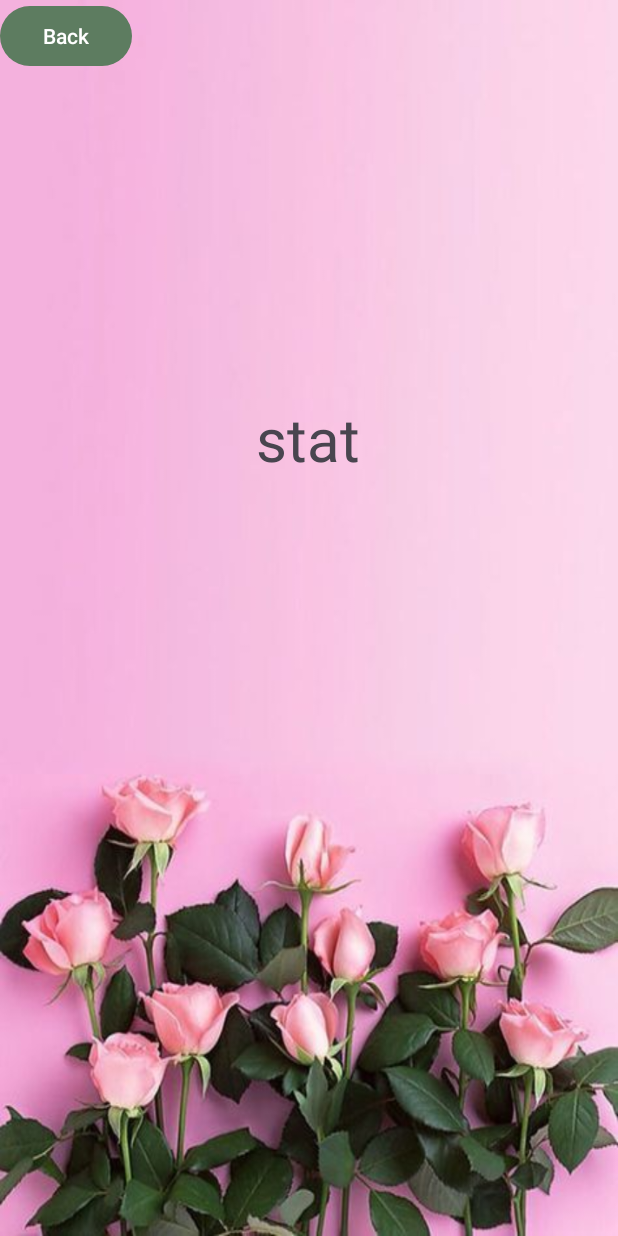
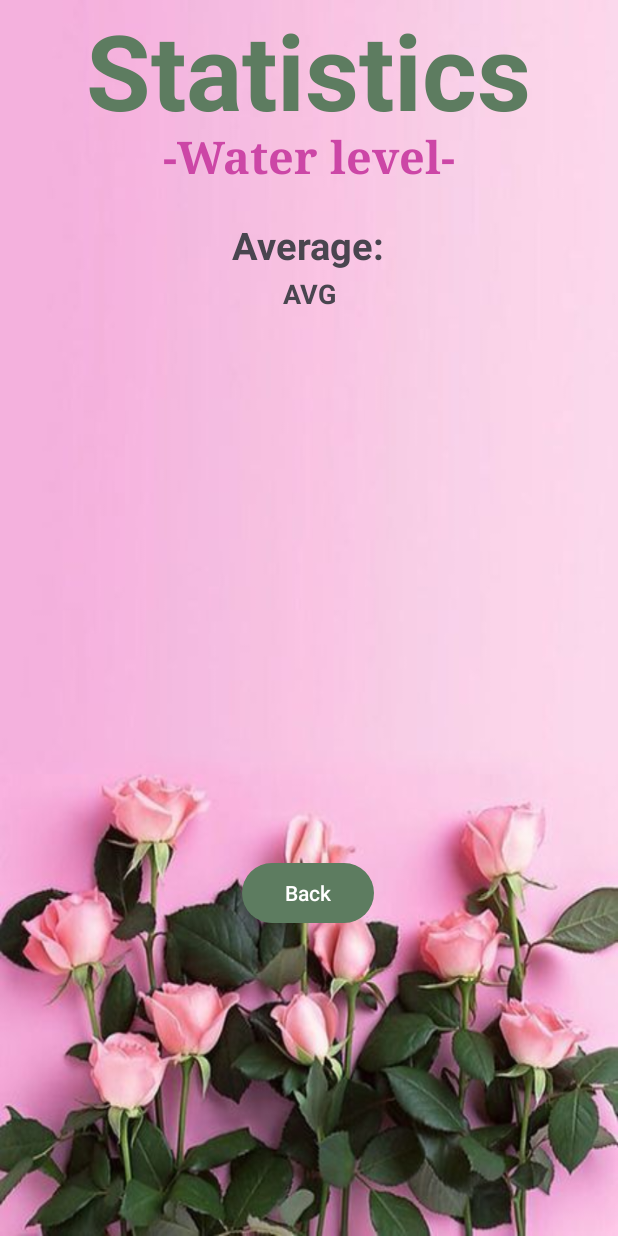
Before and after one commit to karinpapismadov/GrowMe-App, an Android app: the layout activity_statistics_water_level.xml on its own in the app's theme, with its tools: preview values and no code run, on a phone screen of 412 x 824 dp. Run offline under Robolectric (Android 15) with nearby library versions, the phone set to English and light mode, and no system bars.

Commit message:
update 12.06

```diff
--- a/app/src/main/res/layout/activity_statistics_water_level.xml
+++ b/app/src/main/res/layout/activity_statistics_water_level.xml
@@ -8,25 +8,75 @@
     tools:context=".Statistics_waterLevel_Activity">
 
     <TextView
-        android:id="@+id/waterAVG"
+        android:id="@+id/stat_headline"
         android:layout_width="wrap_content"
         android:layout_height="wrap_content"
-        android:text="stat"
-        android:textSize="40sp"
+        android:layout_centerHorizontal="true"
+        android:text="Statistics"
+        android:textColor="#5D7C60"
+        android:textSize="70sp"
+        android:textStyle="bold"
+        app:layout_constraintBottom_toBottomOf="parent"
+        app:layout_constraintEnd_toEndOf="parent"
+        app:layout_constraintHorizontal_bias="0.495"
+        app:layout_constraintStart_toStartOf="parent"
+        app:layout_constraintTop_toTopOf="parent"
+        app:layout_constraintVertical_bias="0.0" />
+
+    <TextView
+        android:id="@+id/water_headline"
+        android:layout_width="wrap_content"
+        android:layout_height="wrap_content"
+        android:layout_centerHorizontal="true"
+        android:fontFamily="serif"
+        android:text="-Water level-"
+        android:textColor="#CC46A6"
+        android:textSize="30sp"
+        android:textStyle="bold"
+        app:layout_constraintBottom_toBottomOf="parent"
+        app:layout_constraintEnd_toEndOf="parent"
+        app:layout_constraintStart_toStartOf="parent"
+        app:layout_constraintTop_toTopOf="@+id/stat_headline"
+        app:layout_constraintVertical_bias="0.107" />
+
+
+    <TextView
+        android:id="@+id/average_headline"
+        android:layout_width="wrap_content"
+        android:layout_height="wrap_content"
+        android:text="Average:"
+        android:textSize="25sp"
+        android:textStyle="bold"
         app:layout_constraintBottom_toBottomOf="parent"
         app:layout_constraintEnd_toEndOf="parent"
         app:layout_constraintHorizontal_bias="0.498"
         app:layout_constraintStart_toStartOf="parent"
         app:layout_constraintTop_toTopOf="parent"
-        app:layout_constraintVertical_bias="0.345" />
+        app:layout_constraintVertical_bias="0.185" />
+
+    <TextView
+        android:id="@+id/waterAVG"
+        android:layout_width="wrap_content"
+        android:layout_height="wrap_content"
+        android:text="AVG"
+        android:textSize="18sp"
+        android:textStyle="bold"
+        app:layout_constraintBottom_toBottomOf="parent"
+        app:layout_constraintEnd_toEndOf="parent"
+        app:layout_constraintStart_toStartOf="parent"
+        app:layout_constraintTop_toTopOf="parent"
+        app:layout_constraintVertical_bias="0.229" />
 
     <Button
         android:id="@+id/button"
         android:layout_width="wrap_content"
         android:layout_height="wrap_content"
         android:text="Back"
-        tools:layout_editor_absoluteX="160dp"
-        tools:layout_editor_absoluteY="357dp"
-        tools:ignore="MissingConstraints" />
+        app:layout_constraintBottom_toBottomOf="parent"
+        app:layout_constraintEnd_toEndOf="parent"
+        app:layout_constraintHorizontal_bias="0.498"
+        app:layout_constraintStart_toStartOf="parent"
+        app:layout_constraintTop_toTopOf="parent"
+        app:layout_constraintVertical_bias="0.736" />
 
 </androidx.constraintlayout.widget.ConstraintLayout>
```
Also changed, not shown: app/build.gradle (+8 -1 lines), app/src/main/java/com/example/growme_app/Statistics_waterLevel_Activity.java (+19 -16 lines), app/src/main/res/layout/activity_statistics.xml (+9 -9 lines), build.gradle (+12 -1 lines).
